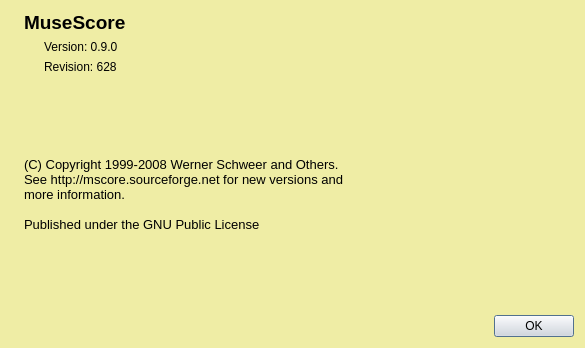
This is mscore/mscore/aboutbox.ui in musescore/musescore-old as Qt 5 draws it before an edit. The edited form follows.
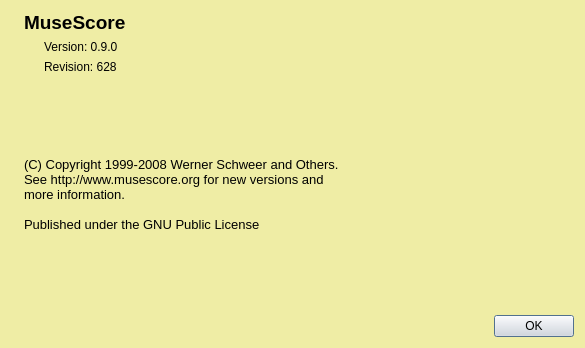
This is the edited form. Icons and pictures are not drawn.

```diff
--- a/mscore/mscore/aboutbox.ui
+++ b/mscore/mscore/aboutbox.ui
@@ -564,7 +564,7 @@
 p, li { white-space: pre-wrap; }
 &lt;/style>&lt;/head>&lt;body style=" font-family:'Sans Serif'; font-size:9pt; font-weight:400; font-style:normal;">
 &lt;p style=" margin-top:0px; margin-bottom:0px; margin-left:0px; margin-right:0px; -qt-block-indent:0; text-indent:0px; font-family:'Arial'; font-size:14pt; font-weight:600;">&lt;span style=" font-size:10pt; font-weight:400;">(C) Copyright 1999-2008 Werner Schweer and Others. &lt;/span>&lt;/p>
-&lt;p style=" margin-top:0px; margin-bottom:0px; margin-left:0px; margin-right:0px; -qt-block-indent:0; text-indent:0px; font-family:'Arial'; font-size:10pt;">See http://mscore.sourceforge.net for new versions and&lt;/p>
+&lt;p style=" margin-top:0px; margin-bottom:0px; margin-left:0px; margin-right:0px; -qt-block-indent:0; text-indent:0px; font-family:'Arial'; font-size:10pt;">See http://www.musescore.org for new versions and&lt;/p>
 &lt;p style=" margin-top:0px; margin-bottom:0px; margin-left:0px; margin-right:0px; -qt-block-indent:0; text-indent:0px; font-family:'Arial'; font-size:10pt;">more information.&lt;/p>
 &lt;p style="-qt-paragraph-type:empty; margin-top:0px; margin-bottom:0px; margin-left:0px; margin-right:0px; -qt-block-indent:0; text-indent:0px; font-family:'Arial'; font-size:10pt;">&lt;/p>
 &lt;p style=" margin-top:0px; margin-bottom:0px; margin-left:0px; margin-right:0px; -qt-block-indent:0; text-indent:0px; font-family:'Arial'; font-size:10pt;">Published under the GNU Public License&lt;/p>&lt;/body>&lt;/html></string>
```
